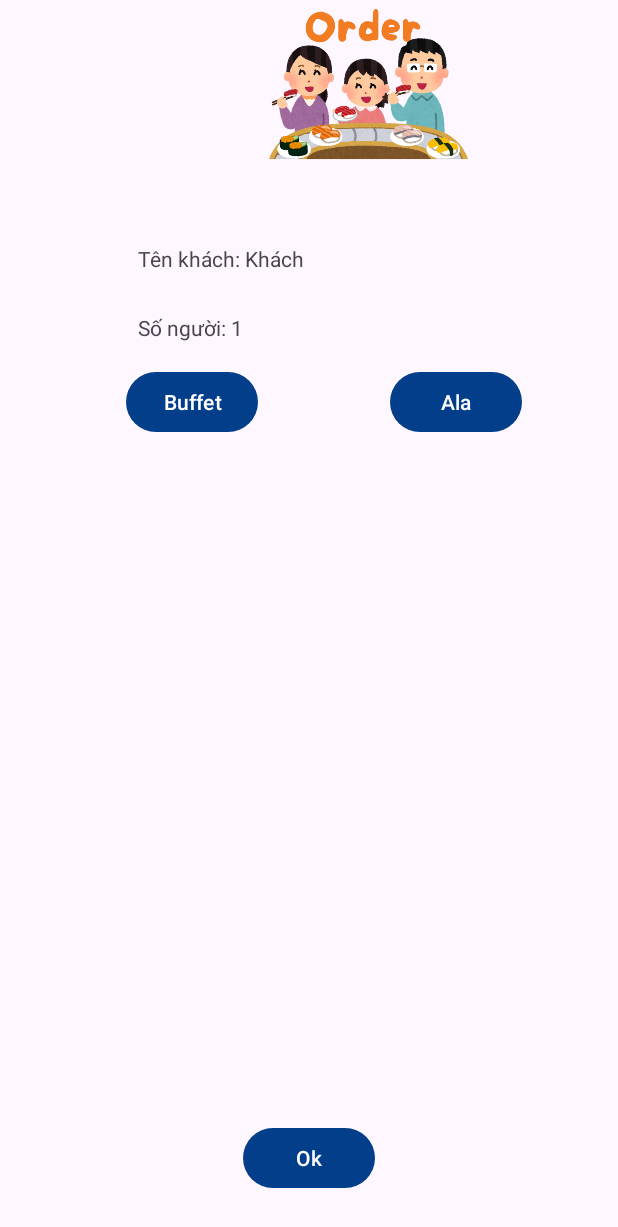
After one commit to VoXuanNgoc/DatBanchoLeTan, an Android app: the OrderFood screen opened directly, with no data from a screen before it, on a phone screen of 412 x 824 dp. The commit adds this screen. Shown: the top 1227 px of the screen. Run offline under Robolectric (Android 15) with nearby library versions, the phone set to English and light mode, and no system bars; our stand-ins replace Firebase (no records; nobody signed in at launch, a user with empty details on screens opened directly).

Commit message:
xong add menu

```diff
--- /dev/null
+++ b/app/src/main/java/com/example/datban/OrderFood.kt
@@ -0,0 +1,282 @@
+//package com.example.datban
+//
+//import android.os.Bundle
+//import android.widget.Button
+//import android.widget.ListView
+//import android.widget.TextView
+//import androidx.appcompat.app.AppCompatActivity
+//import com.example.datban.model.FoodItem
+//import com.google.firebase.database.DataSnapshot
+//import com.google.firebase.database.DatabaseError
+//import com.google.firebase.database.FirebaseDatabase
+//import com.google.firebase.database.ValueEventListener
+//
+//class OrderFood : AppCompatActivity() {
+//    private lateinit var listView: ListView
+//    private lateinit var btnBuffet: Button
+//    private lateinit var btnAla: Button
+//    private lateinit var btnOk: Button
+//    private lateinit var nameTextView: TextView
+//    private lateinit var paxTextView: TextView
+//
+//    private lateinit var foodItems: MutableList<FoodItem>
+//    private lateinit var adapter: FoodItemAdapter
+//
+//    override fun onCreate(savedInstanceState: Bundle?) {
+//        super.onCreate(savedInstanceState)
+//        setContentView(R.layout.activity_order_food) // Thay bằng layout của bạn
+//
+//        // Ánh xạ view
+//        listView = findViewById(R.id.listView)
+//        btnBuffet = findViewById(R.id.btnbuffet)
+//        btnAla = findViewById(R.id.btnala)
+//        btnOk = findViewById(R.id.btnOk)
+//        nameTextView = findViewById(R.id.namekhach)
+//        paxTextView = findViewById(R.id.paxkhach)
+//
+//        // Nhận dữ liệu từ Intent
+//        val name = intent.getStringExtra("name") ?: ""
+//        val pax = intent.getStringExtra("pax") ?: ""
+//
+//        nameTextView.text = "Tên khách: $name"
+//        paxTextView.text = "Số người: $pax"
+//
+//        // Khởi tạo danh sách và adapter
+//        foodItems = mutableListOf()
+//        adapter = FoodItemAdapter(this, foodItems)
+//        listView.adapter = adapter
+//
+//        // Load dữ liệu từ Firebase
+//        loadFoodItems()
+//
+//        // Xử lý sự kiện button
+//        btnBuffet.setOnClickListener {
+//            filterFoodItems("buffet")
+//        }
+//
+//        btnAla.setOnClickListener {
+//            filterFoodItems("a_la_carte")
+//        }
+//
+//        btnOk.setOnClickListener {
+//            // Xử lý khi nhấn nút OK
+//            finish()
+//        }
+//    }
+//
+//    private fun loadFoodItems() {
+//        val database = FirebaseDatabase.getInstance()
+//        val foodRef = database.getReference("menu") // Thay bằng reference thực tế của bạn
+//
+//        foodRef.addValueEventListener(object : ValueEventListener {
+//            override fun onDataChange(snapshot: DataSnapshot) {
+//                foodItems.clear()
+//                for (data in snapshot.children) {
+//                    val foodItem = data.getValue(FoodItem::class.java)
+//                    foodItem?.let {
+//                        // Gán ID từ Firebase
+//                        it.id = data.key ?: ""
+//                        foodItems.add(it)
+//                    }
+//                }
+//                adapter.notifyDataSetChanged()
+//            }
+//
+//            override fun onCancelled(error: DatabaseError) {
+//                // Xử lý lỗi
+//            }
+//        })
+//    }
+//
+//    private fun filterFoodItems(type: String) {
+//        val filteredList = if (type == "buffet" || type == "a_la_carte") {
+//            foodItems.filter { it.type == type }
+//        } else {
+//            foodItems
+//        }
+//        adapter.updateList(filteredList)
+//    }
+//}
+package com.example.datban
+
+import android.app.ProgressDialog
+import android.content.Context
+import android.net.ConnectivityManager
+import android.os.Bundle
+import android.util.Log
+import android.widget.*
+import androidx.appcompat.app.AppCompatActivity
+import com.example.datban.model.FoodItem
+import com.google.firebase.database.DataSnapshot
+import com.google.firebase.database.DatabaseError
+import com.google.firebase.database.FirebaseDatabase
+import com.google.firebase.database.ServerValue
+import com.google.firebase.database.ValueEventListener
+
+class OrderFood : AppCompatActivity() {
+
+    private lateinit var adapter: FoodItemAdapter
+    private lateinit var foodItems: MutableList<FoodItem>
+    private val TAG = "OrderFood"
+    private var currentType: String = "buffet"
+    private var progressDialog: ProgressDialog? = null
+
+    override fun onCreate(savedInstanceState: Bundle?) {
+        super.onCreate(savedInstanceState)
+        setContentView(R.layout.activity_order_food)
+
+        // Ánh xạ view
+        val listView = findViewById<ListView>(R.id.listView)
+        val btnBuffet = findViewById<Button>(R.id.btnbuffet)
+        val btnAla = findViewById<Button>(R.id.btnala)
+        val btnOk = findViewById<Button>(R.id.btnOk)
+        val nameTextView = findViewById<TextView>(R.id.namekhach)
+        val paxTextView = findViewById<TextView>(R.id.paxkhach)
+
+        // Nhận dữ liệu từ Intent
+        val name = intent.getStringExtra("name") ?: "Khách"
+        val pax = intent.getIntExtra("pax", 1)
+
+        nameTextView.text = "Tên khách: $name"
+        paxTextView.text = "Số người: $pax"
+
+        // Khởi tạo adapter
+        foodItems = mutableListOf()
+        adapter = FoodItemAdapter(this, foodItems)
+        listView.adapter = adapter
+
+        // Tải dữ liệu món ăn
+        loadFoodItems()
+
+        // Xử lý sự kiện
+        btnBuffet.setOnClickListener {
+            currentType = "buffet"
+            filterFoodItems(currentType)
+        }
+
+        btnAla.setOnClickListener {
+            currentType = "a_la_carte"
+            filterFoodItems(currentType)
+        }
+
+        btnOk.setOnClickListener {
+            saveSelectedItems(pax, name)
+        }
+    }
+
+    private fun loadFoodItems() {
+        val database = FirebaseDatabase.getInstance()
+        val foodRef = database.getReference("menu")
+
+        showProgressDialog("Đang tải danh sách món ăn...")
+
+        foodRef.addListenerForSingleValueEvent(object : ValueEventListener {
+            override fun onDataChange(snapshot: DataSnapshot) {
+                foodItems.clear()
+                for (data in snapshot.children) {
+                    try {
+                        val foodItem = data.getValue(FoodItem::class.java)
+                        foodItem?.let {
+                            it.id = data.key ?: ""
+                            foodItems.add(it)
+                        }
+                    } catch (e: Exception) {
+                        Log.e(TAG, "Lỗi parse món ăn: ${data.key}", e)
+                    }
+                }
+                filterFoodItems(currentType)
+                dismissProgressDialog()
+                Log.d(TAG, "Đã tải ${foodItems.size} món ăn")
+            }
+
+            override fun onCancelled(error: DatabaseError) {
+                dismissProgressDialog()
+                Toast.makeText(this@OrderFood, "Lỗi tải món ăn: ${error.message}", Toast.LENGTH_LONG).show()
+                Log.e(TAG, "Lỗi tải món ăn", error.toException())
+            }
+        })
+    }
+
+    private fun filterFoodItems(type: String) {
+        val filteredList = foodItems.filter { it.type == type }
+        adapter.updateList(filteredList)
+        Log.d(TAG, "Đã lọc ${filteredList.size} món loại $type")
+    }
+
+    private fun saveSelectedItems(pax: Int, name: String) {
+        val selectedItems = adapter.getSelectedItems()
+        if (selectedItems.isEmpty()) {
+            Toast.makeText(this, "Vui lòng chọn ít nhất 1 món", Toast.LENGTH_SHORT).show()
+            return
+        }
+
+        if (!isNetworkAvailable()) {
+            Toast.makeText(this, "Không có kết nối mạng", Toast.LENGTH_LONG).show()
+            return
+        }
+
+        val progressDialog = showProgressDialog("Đang lưu đơn hàng...")
+
+        val database = FirebaseDatabase.getInstance()
+        val ordersRef = database.getReference("selectedOrders")
+
+        // Chuẩn bị dữ liệu
+        val orderId = ordersRef.push().key
+        val orderItems = selectedItems.map {
+            mapOf(
+                "id" to it.id,
+                "name" to it.name,
+                "price" to it.price,
+                "quantity" to it.quantity
+            )
+        }
+
+        val orderData = mapOf(
+            "customerName" to name,
+            "pax" to pax,
+            "items" to orderItems,
+            "timestamp" to ServerValue.TIMESTAMP,
+            "status" to "pending"
+        )
+
+        orderId?.let { id ->
+            ordersRef.child(id).setValue(orderData)
+                .addOnSuccessListener {
+                    progressDialog.dismiss()
+                    Toast.makeText(this, "Đặt món thành công!", Toast.LENGTH_SHORT).show()
+                    adapter.clearSelection()
+                    Log.d(TAG, "Đã lưu đơn hàng ID: $id")
+                    finish()
+                }
+                .addOnFailureListener { e ->
+                    progressDialog.dismiss()
+                    Toast.makeText(this, "Lỗi: ${e.localizedMessage}", Toast.LENGTH_LONG).show()
+                    Log.e(TAG, "Lỗi lưu đơn hàng", e)
+                }
+        } ?: run {
+            progressDialog.dismiss()
+            Toast.makeText(this, "Lỗi tạo ID đơn hàng", Toast.LENGTH_SHORT).show()
+        }
+    }
+
+    private fun isNetworkAvailable(): Boolean {
+        val connectivityManager = getSystemService(Context.CONNECTIVITY_SERVICE) as ConnectivityManager
+        val activeNetwork = connectivityManager.activeNetworkInfo
+        return activeNetwork != null && activeNetwork.isConnected
+    }
+
+    private fun showProgressDialog(message: String): ProgressDialog {
+        progressDialog = ProgressDialog(this).apply {
+            setMessage(message)
+            setCancelable(false)
+            show()
+        }
+        return progressDialog!!
+    }
+
+    private fun dismissProgressDialog() {
+        progressDialog?.dismiss()
+        progressDialog = null
+    }
+
+}
--- /dev/null
+++ b/app/src/main/java/com/example/datban/adapter/FoodItemAdapter.kt
@@ -0,0 +1,146 @@
+//package com.example.datban
+//
+//import android.content.Context
+//import android.view.LayoutInflater
+//import android.view.View
+//import android.view.ViewGroup
+//import android.widget.BaseAdapter
+//import android.widget.CheckBox
+//import android.widget.ImageView
+//import android.widget.TextView
+//import com.bumptech.glide.Glide
+//import com.example.datban.model.FoodItem
+//
+//class FoodItemAdapter(
+//    private val context: Context,
+//    private var allItems: List<FoodItem> // giữ toàn bộ món ăn gốc
+//) : BaseAdapter() {
+//
+//    private var displayedItems: List<FoodItem> = allItems // chỉ là danh sách đang hiển thị
+//
+//    fun updateList(newList: List<FoodItem>) {
+//        displayedItems = newList
+//        notifyDataSetChanged()
+//    }
+//
+//    override fun getCount(): Int = displayedItems.size
+//
+//    override fun getItem(position: Int): FoodItem = displayedItems[position]
+//
+//    override fun getItemId(position: Int): Long = position.toLong()
+//
+//    override fun getView(position: Int, convertView: View?, parent: ViewGroup?): View {
+//        val view = convertView ?: LayoutInflater.from(context)
+//            .inflate(R.layout.item_food, parent, false)
+//
+//        val foodItem = getItem(position)
+//
+//        val checkBox = view.findViewById<CheckBox>(R.id.checkBox)
+//        val tvMenuItemName = view.findViewById<TextView>(R.id.tvMenuItemName)
+//        val tvMenuItemPrice = view.findViewById<TextView>(R.id.tvMenuItemPrice)
+//        val ivMenuItem = view.findViewById<ImageView>(R.id.ivMenuItem)
+//
+//        tvMenuItemName.text = foodItem.name
+//        tvMenuItemPrice.text = "Giá: ${String.format("%,.0f", foodItem.price)} VND"
+//        checkBox.setOnCheckedChangeListener(null)
+//        checkBox.isChecked = foodItem.quantity > 0
+//        checkBox.setOnCheckedChangeListener { _, isChecked -> foodItem.quantity = if (isChecked) 1 else 0
+//        }
+//
+//        Glide.with(context)
+//            .load(foodItem.imageUrl)
+//            .placeholder(R.drawable.ic_food_placeholder)
+//            .into(ivMenuItem)
+//
+//        return view
+//    }
+//
+//    // Lấy danh sách món đã chọn
+//    fun getSelectedItems(): List<FoodItem> {
+//        return allItems.filter { it.quantity > 0 }
+//    }
+//
+//}
+package com.example.datban
+
+import android.content.Context
+import android.util.Log
+import android.view.LayoutInflater
+import android.view.View
+import android.view.ViewGroup
+import android.widget.BaseAdapter
+import android.widget.CheckBox
+import android.widget.ImageView
+import android.widget.TextView
+import com.bumptech.glide.Glide
+import com.example.datban.model.FoodItem
+
+class FoodItemAdapter(
+    private val context: Context,
+    private var allItems: List<FoodItem>
+) : BaseAdapter() {
+
+    private var displayedItems: List<FoodItem> = allItems
+    private val TAG = "FoodItemAdapter"
+
+    fun updateList(newList: List<FoodItem>) {
+        // Giữ lại trạng thái quantity từ danh sách cũ
+        allItems = newList.map { newItem ->
+            allItems.find { it.id == newItem.id }?.let { existingItem ->
+                newItem.copy(quantity = existingItem.quantity)
+            } ?: newItem
+        }
+        displayedItems = allItems
+        notifyDataSetChanged()
+        Log.d(TAG, "Danh sách đã cập nhật - Số lượng: ${allItems.size}")
+    }
+
+    override fun getCount(): Int = displayedItems.size
+
+    override fun getItem(position: Int): FoodItem = displayedItems[position]
+
+    override fun getItemId(position: Int): Long = position.toLong()
+
+    override fun getView(position: Int, convertView: View?, parent: ViewGroup?): View {
+        val view = convertView ?: LayoutInflater.from(context)
+            .inflate(R.layout.item_food, parent, false)
+
+        val foodItem = getItem(position)
+
+        val checkBox = view.findViewById<CheckBox>(R.id.checkBox)
+        val tvName = view.findViewById<TextView>(R.id.tvMenuItemName)
+        val tvPrice = view.findViewById<TextView>(R.id.tvMenuItemPrice)
+        val ivImage = view.findViewById<ImageView>(R.id.ivMenuItem)
+
+        tvName.text = foodItem.name
+        tvPrice.text = "Giá: ${String.format("%,.0f", foodItem.price)} VND"
+
+        // Xử lý trạng thái checkbox
+        checkBox.setOnCheckedChangeListener(null)
+        checkBox.isChecked = foodItem.quantity > 0
+        checkBox.setOnCheckedChangeListener { _, isChecked ->
+            foodItem.quantity = if (isChecked) 1 else 0
+            Log.d(TAG, "Món ${foodItem.name} - Số lượng: ${foodItem.quantity}")
+        }
+
+        // Load ảnh bằng Glide
+        Glide.with(context)
+            .load(foodItem.imageUrl)
+            .placeholder(R.drawable.ic_food_placeholder)
+            .error(R.drawable.ic_placeholder)
+            .into(ivImage)
+
+        return view
+    }
+
+    fun getSelectedItems(): List<FoodItem> {
+        val selected = allItems.filter { it.quantity > 0 }
+        Log.d(TAG, "Số món đã chọn: ${selected.size}")
+        return selected
+    }
+
+    fun clearSelection() {
+        allItems.forEach { it.quantity = 0 }
+        notifyDataSetChanged()
+    }
+}
--- a/app/src/main/java/com/example/datban/model/FoodItem.kt
+++ b/app/src/main/java/com/example/datban/model/FoodItem.kt
@@ -2,10 +2,10 @@ package com.example.datban.model
 
 // FoodItem.kt
 data class FoodItem(
-    val id: String = "", // Will be auto-generated by Firebase
+    var id: String = "", // Will be auto-generated by Firebase
     val name: String = "",
     val price: Double = 0.0,
     val imageUrl: String = "",
-    val quantity: Int = 0,
-    val type: String = "" // "buffet" or "a_la_carte"
+    var quantity: Int = 0,
+    var type: String = "" // "buffet" or "a_la_carte"
 )
--- /dev/null
+++ b/app/src/main/res/layout/activity_order_food.xml
@@ -0,0 +1,81 @@
+<?xml version="1.0" encoding="utf-8"?>
+<androidx.constraintlayout.widget.ConstraintLayout xmlns:android="http://schemas.android.com/apk/res/android"
+    xmlns:app="http://schemas.android.com/apk/res-auto"
+    xmlns:tools="http://schemas.android.com/tools"
+    android:id="@+id/main"
+    android:layout_width="match_parent"
+    android:layout_height="match_parent"
+    tools:context=".OrderFood">
+
+    <TextView
+        android:id="@+id/namekhach"
+        android:layout_width="271dp"
+        android:layout_height="37dp"
+        android:layout_marginBottom="624dp"
+        android:text="TextView"
+        app:layout_constraintBottom_toBottomOf="parent"
+        app:layout_constraintEnd_toEndOf="parent"
+        app:layout_constraintHorizontal_bias="0.655"
+        app:layout_constraintStart_toStartOf="parent" />
+
+    <TextView
+        android:id="@+id/paxkhach"
+        android:layout_width="273dp"
+        android:layout_height="31dp"
+        android:layout_marginBottom="584dp"
+        android:text="TextView"
+        app:layout_constraintBottom_toBottomOf="parent"
+        app:layout_constraintEnd_toEndOf="@+id/namekhach"
+        app:layout_constraintHorizontal_bias="0.0"
+        app:layout_constraintStart_toStartOf="@+id/namekhach" />
+
+    <ImageView
+        android:id="@+id/imageView12"
+        android:layout_width="490dp"
+        android:layout_height="116dp"
+        app:layout_constraintBottom_toBottomOf="parent"
+        app:layout_constraintTop_toTopOf="parent"
+        app:layout_constraintVertical_bias="0.0"
+        app:srcCompat="@drawable/orderr"
+        tools:layout_editor_absoluteX="-58dp" />
+
+    <ListView
+        android:id="@+id/listView"
+        android:layout_width="388dp"
+        android:layout_height="424dp"
+        android:layout_marginBottom="92dp"
+        app:layout_constraintBottom_toBottomOf="parent"
+        app:layout_constraintEnd_toEndOf="parent"
+        app:layout_constraintHorizontal_bias="1.0"
+        app:layout_constraintStart_toStartOf="parent" />
+
+    <Button
+        android:id="@+id/btnbuffet"
+        android:layout_width="wrap_content"
+        android:layout_height="wrap_content"
+        android:layout_marginStart="84dp"
+        android:layout_marginBottom="532dp"
+        android:text="Buffet"
+        app:layout_constraintBottom_toBottomOf="parent"
+        app:layout_constraintStart_toStartOf="parent" />
+
+    <Button
+        android:id="@+id/btnala"
+        android:layout_width="wrap_content"
+        android:layout_height="wrap_content"
+        android:layout_marginEnd="64dp"
+        android:layout_marginBottom="532dp"
+        android:text="Ala"
+        app:layout_constraintBottom_toBottomOf="parent"
+        app:layout_constraintEnd_toEndOf="parent" />
+
+    <Button
+        android:id="@+id/btnOk"
+        android:layout_width="wrap_content"
+        android:layout_height="wrap_content"
+        android:layout_marginBottom="28dp"
+        android:text="Ok"
+        app:layout_constraintBottom_toBottomOf="parent"
+        app:layout_constraintEnd_toEndOf="parent"
+        app:layout_constraintStart_toStartOf="parent" />
+</androidx.constraintlayout.widget.ConstraintLayout>
--- a/app/src/main/res/values/themes.xml
+++ b/app/src/main/res/values/themes.xml
@@ -12,7 +12,7 @@
     <style name="Theme.DatBan" parent="Base.Theme.DatBan" />
 
     <style name="App.Custum.Indicator" parent="Widget.Material3.BottomNavigationView.ActiveIndicator">
-        <item name="android:color">#6AA7F6</item>
+        <item name="android:color">#FFFFFF</item>
     </style>
     <style name="FilterButton">
         <item name="android:layout_width">wrap_content</item>
```
Also changed, not shown: app/src/main/AndroidManifest.xml (+7 -66 lines), app/src/main/java/com/example/datban/adapter/ReservationAdapter.kt (+11 -0 lines), app/src/main/java/com/example/datban/model/SelectedFoodItem.kt (added, +10 -0 lines), app/src/main/java/com/example/datban/model/SelectedOrder.kt (added, +9 -0 lines), app/src/main/res/layout/activity_splash_screen.xml (+4 -4 lines), app/src/main/res/layout/item_food.xml (added, +44 -0 lines), app/src/main/res/drawable/orderr.png (added).
